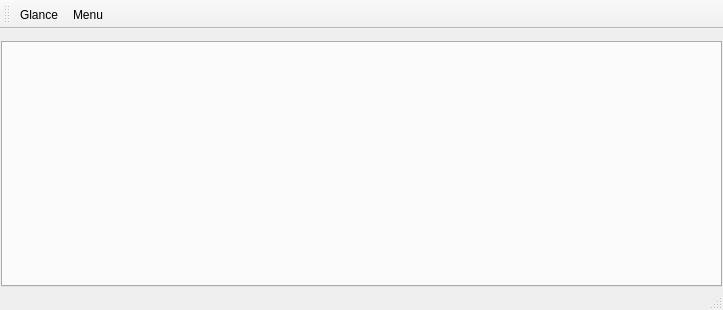
Before: the Qt Designer form src/leechcraft.ui in 0xd34df00d/leechcraft, drawn with Qt 5.
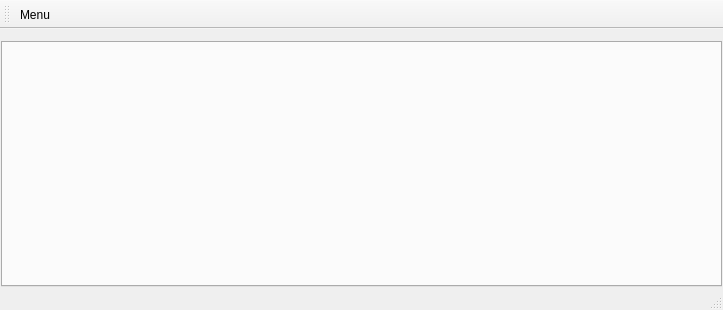
After: the same form once the commit is applied. Icons and pictures are not drawn. Custom widgets are drawn as their Qt base class.

Commit message: Move Glance from core to plugin

The edit to the form file:
```diff
--- a/src/leechcraft.ui
+++ b/src/leechcraft.ui
@@ -93,7 +93,6 @@
    <attribute name="toolBarBreak">
     <bool>false</bool>
    </attribute>
-   <addaction name="ActionGlance_"/>
    <addaction name="ActionMenu_"/>
   </widget>
   <action name="ActionAddTask_">
```
The commit also changes 12 other files.
